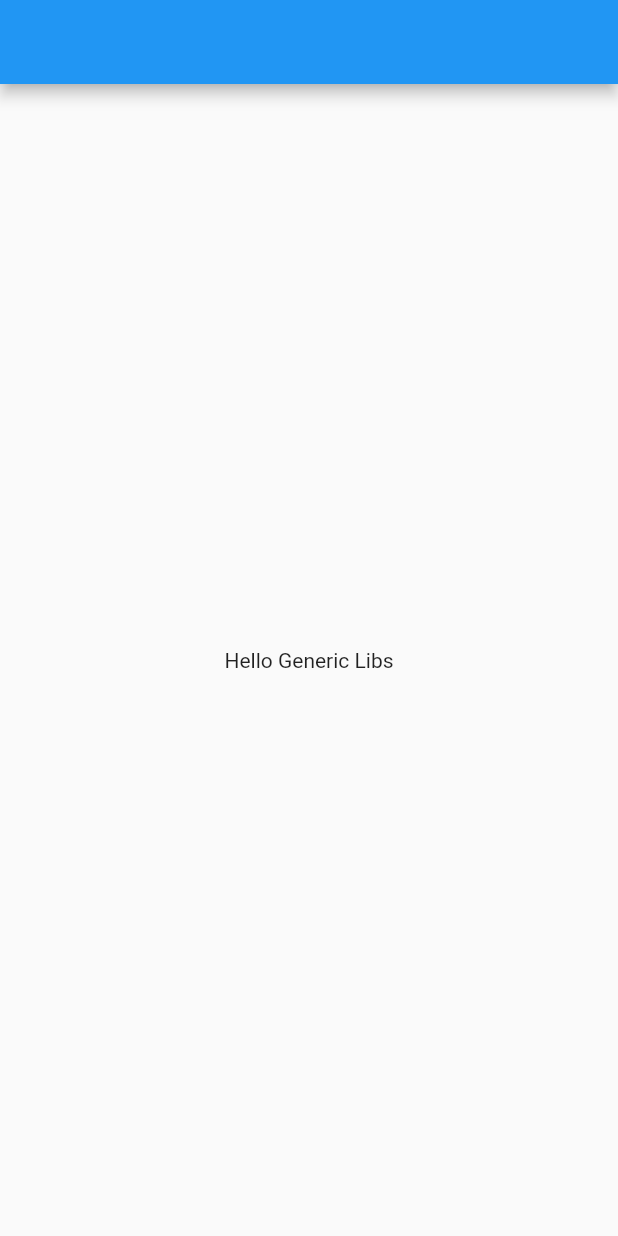
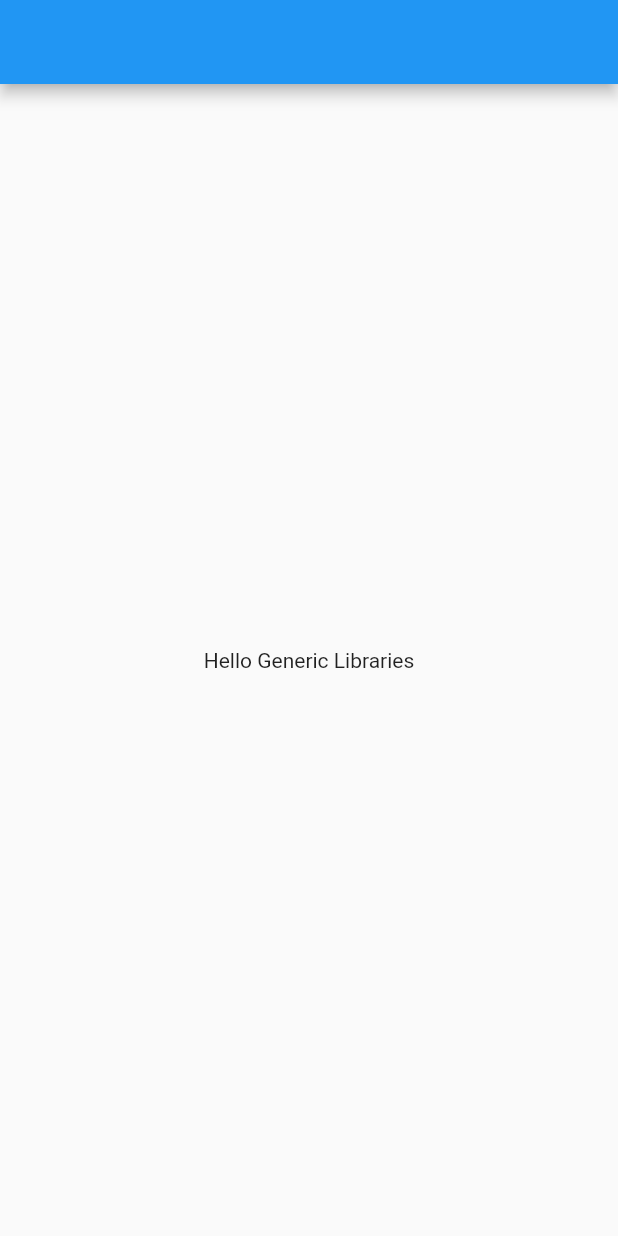
Before and after one commit to sari-shehada/generic_libs, a Flutter app: the screen it shows after launch, on a phone screen of 412 x 824 dp. Run offline on Flutter 3.47's test engine with Material 2 defaults, Android fonts, the light colour scheme and no system bars.

Commit message:
Sari's Test Commit

```diff
--- a/lib/main.dart
+++ b/lib/main.dart
@@ -19,7 +19,7 @@ class Wrapper extends StatelessWidget {
           ),
         ),
         body: const Center(
-          child: Text("Hello Generic Libs"),
+          child: Text("Hello Generic Libraries"),
         ),
       ),
     );
```
